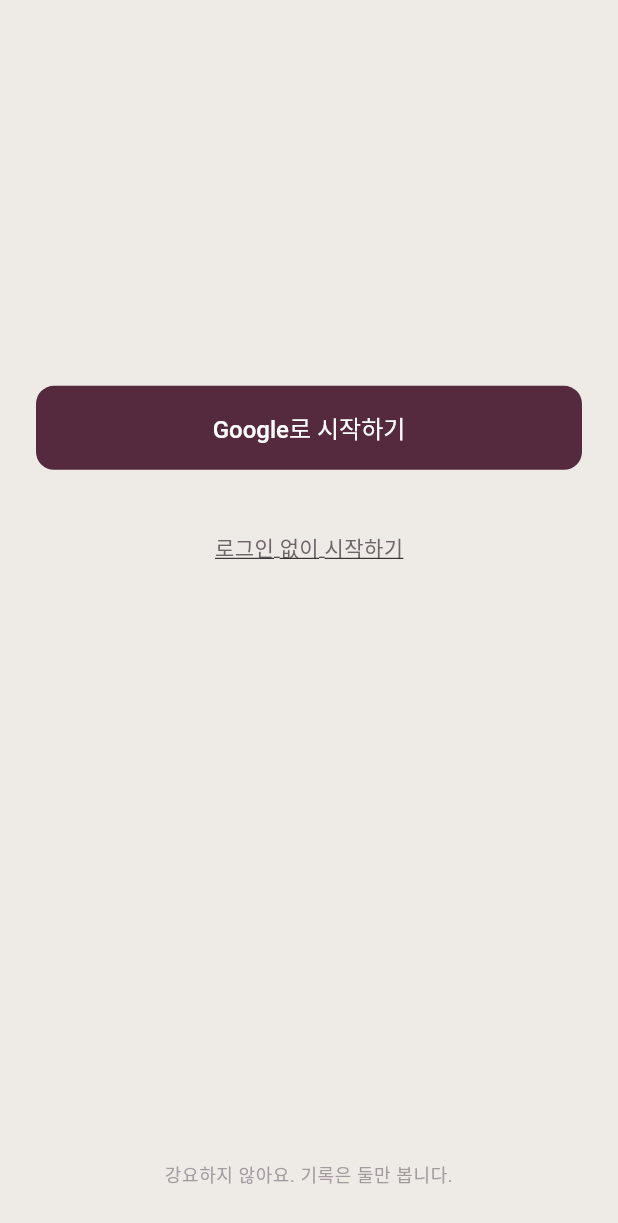
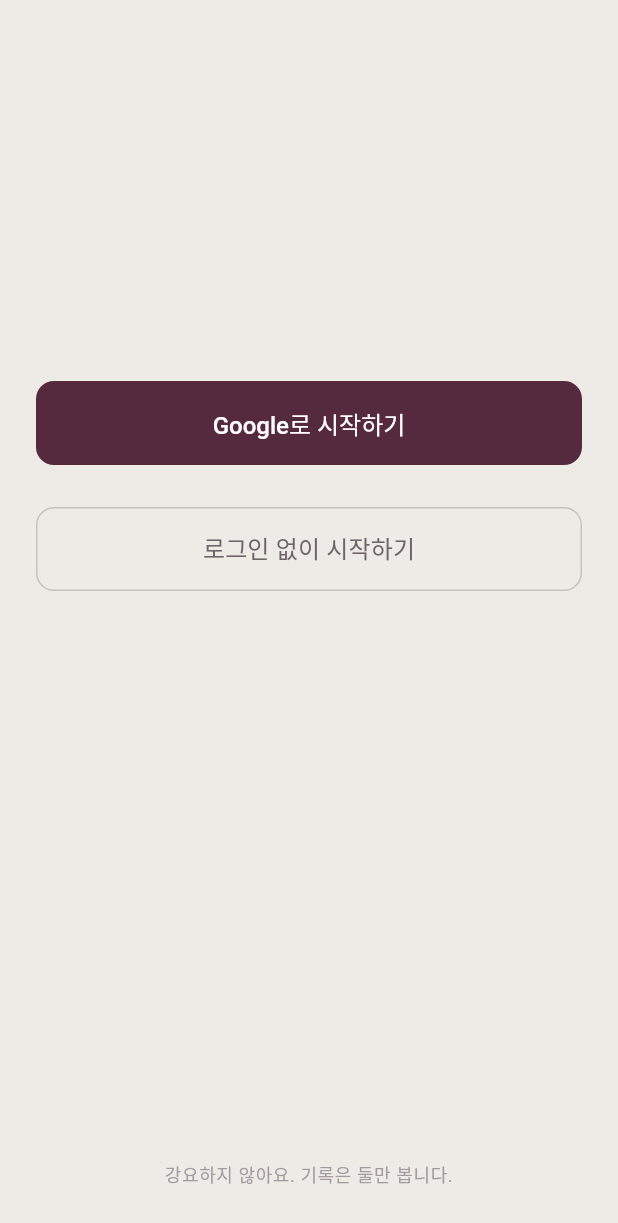
Before and after one commit to iplepine/nodtry, a Flutter app: the LoginScreen screen opened by its route, on a phone screen of 412 x 824 dp. Shown: the top 1223 px of the screen. Run offline on Flutter 3.47's test engine with Material 3 defaults, Android fonts, the light colour scheme and no system bars; our stand-ins replace firebase_auth, firebase_core, go_router, google_sign_in, image_cropper, image_picker; accounts and stored records are empty.

Commit message:
fix(android): Optimize build config (compileSdk 36, NDK 27)

```diff
--- a/lib/screens/login_screen.dart
+++ b/lib/screens/login_screen.dart
@@ -91,7 +91,9 @@
               const SizedBox(height: 16),
 
               // 게스트 로그인 (둘러보기)
-              TextButton(
+              SizedBox(
+                width: double.infinity,
+                child: OutlinedButton(
                   onPressed: () async {
                     try {
                       await FirebaseAuth.instance.signInAnonymously();
@@ -103,11 +105,23 @@
                       // TODO: 에러 처리 (스낵바 등)
                     }
                   },
+                  style: OutlinedButton.styleFrom(
+                    side: BorderSide(color: AppColors.secondary), // 은은한 테두리
+                    padding: const EdgeInsets.symmetric(
+                      horizontal: 24,
+                      vertical: 16,
+                    ),
+                    shape: RoundedRectangleBorder(
+                      borderRadius: BorderRadius.circular(12),
+                    ),
+                  ),
                   child: Text(
                     AppLocalizations.of(context)!.loginGuest,
-                  style: Theme.of(context).textTheme.bodyMedium?.copyWith(
+                    style: TextStyle(
+                      fontSize: 16,
+                      fontWeight: FontWeight.w500,
                       color: AppColors.textSecondary,
-                    decoration: TextDecoration.underline,
+                    ),
                   ),
                 ),
               ),
```
Also changed, not shown: 1 other file. Lines whose indentation alone changed are shown as unchanged.
